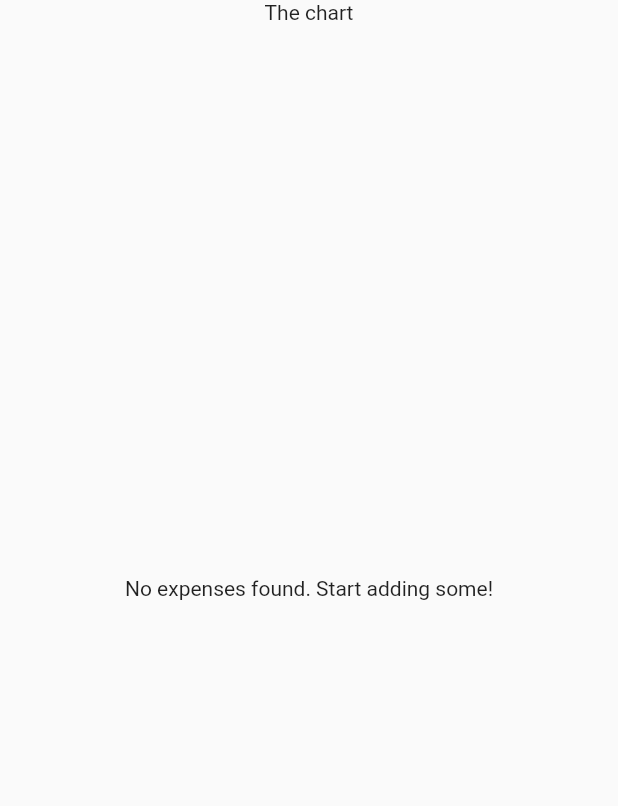
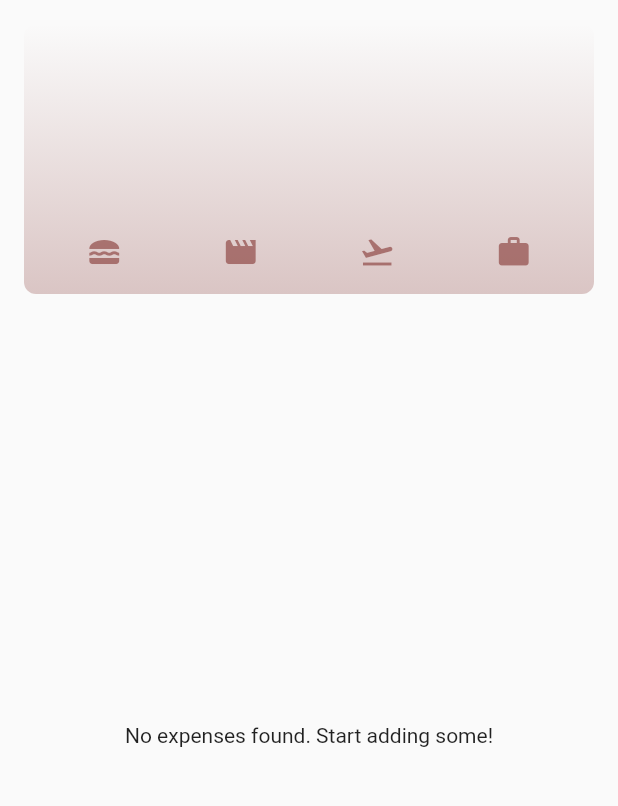
Before and after one commit to lLeoNeedl/expenses_tracker, a Flutter app: the screen it shows after launch, on a phone screen of 412 x 824 dp, the part 84-890 px from its top. Run offline on Flutter 3.47's test engine with Material 2 defaults, Android fonts, the phone set to English and light mode, and no system bars.

Commit message:
Finishing app

```diff
--- a/lib/model/expense.dart
+++ b/lib/model/expense.dart
@@ -38,3 +38,28 @@ class Expense {
     return formatter.format(date);
   }
 }
+
+class ExpenseBucket {
+  const ExpenseBucket({
+    required this.category,
+    required this.expenses,
+  });
+
+  ExpenseBucket.forCategory(List<Expense> allExpenses, this.category)
+      : expenses = allExpenses
+            .where((expense) => expense.category == category)
+            .toList();
+
+  final Category category;
+  final List<Expense> expenses;
+
+  double get totalExpenses {
+    double sum = 0;
+
+    for (final expense in expenses) {
+      sum += expense.amount;
+    }
+
+    return sum;
+  }
+}
--- /dev/null
+++ b/lib/widgets/chart/chart.dart
@@ -0,0 +1,95 @@
+import 'package:expense_tracker/model/expense.dart';
+import 'package:flutter/material.dart';
+
+import 'package:expense_tracker/widgets/chart/chart_bar.dart';
+
+class Chart extends StatelessWidget {
+  const Chart({super.key, required this.expenses});
+
+  final List<Expense> expenses;
+
+  List<ExpenseBucket> get buckets {
+    return [
+      ExpenseBucket.forCategory(expenses, Category.food),
+      ExpenseBucket.forCategory(expenses, Category.leisure),
+      ExpenseBucket.forCategory(expenses, Category.travel),
+      ExpenseBucket.forCategory(expenses, Category.work),
+    ];
+  }
+
+  double get maxTotalExpense {
+    double maxTotalExpense = 0;
+
+    for (final bucket in buckets) {
+      if (bucket.totalExpenses > maxTotalExpense) {
+        maxTotalExpense = bucket.totalExpenses;
+      }
+    }
+
+    return maxTotalExpense;
+  }
+
+  @override
+  Widget build(BuildContext context) {
+    final isDarkMode =
+        MediaQuery.of(context).platformBrightness == Brightness.dark;
+    return Container(
+      margin: const EdgeInsets.all(16),
+      padding: const EdgeInsets.symmetric(
+        vertical: 16,
+        horizontal: 8,
+      ),
+      width: double.infinity,
+      height: 180,
+      decoration: BoxDecoration(
+        borderRadius: BorderRadius.circular(8),
+        gradient: LinearGradient(
+          colors: [
+            Theme.of(context).colorScheme.primary.withOpacity(0.3),
+            Theme.of(context).colorScheme.primary.withOpacity(0.0)
+          ],
+          begin: Alignment.bottomCenter,
+          end: Alignment.topCenter,
+        ),
+      ),
+      child: Column(
+        children: [
+          Expanded(
+            child: Row(
+              crossAxisAlignment: CrossAxisAlignment.end,
+              children: [
+                for (final bucket in buckets) // alternative to map()
+                  ChartBar(
+                    fill: bucket.totalExpenses == 0
+                        ? 0
+                        : bucket.totalExpenses / maxTotalExpense,
+                  )
+              ],
+            ),
+          ),
+          const SizedBox(height: 12),
+          Row(
+            children: buckets
+                .map(
+                  (bucket) => Expanded(
+                    child: Padding(
+                      padding: const EdgeInsets.symmetric(horizontal: 4),
+                      child: Icon(
+                        categoryIcons[bucket.category],
+                        color: isDarkMode
+                            ? Theme.of(context).colorScheme.secondary
+                            : Theme.of(context)
+                                .colorScheme
+                                .primary
+                                .withOpacity(0.7),
+                      ),
+                    ),
+                  ),
+                )
+                .toList(),
+          )
+        ],
+      ),
+    );
+  }
+}
--- /dev/null
+++ b/lib/widgets/chart/chart_bar.dart
@@ -0,0 +1,34 @@
+import 'package:flutter/material.dart';
+
+class ChartBar extends StatelessWidget {
+  const ChartBar({
+    super.key,
+    required this.fill,
+  });
+
+  final double fill;
+
+  @override
+  Widget build(BuildContext context) {
+    final isDarkMode =
+        MediaQuery.of(context).platformBrightness == Brightness.dark;
+    return Expanded(
+      child: Padding(
+        padding: const EdgeInsets.symmetric(horizontal: 4),
+        child: FractionallySizedBox(
+          heightFactor: fill,
+          child: DecoratedBox(
+            decoration: BoxDecoration(
+              shape: BoxShape.rectangle,
+              borderRadius:
+                  const BorderRadius.vertical(top: Radius.circular(8)),
+              color: isDarkMode
+                  ? Theme.of(context).colorScheme.secondary
+                  : Theme.of(context).colorScheme.primary.withOpacity(0.65),
+            ),
+          ),
+        ),
+      ),
+    );
+  }
+}
--- a/lib/widgets/expenses.dart
+++ b/lib/widgets/expenses.dart
@@ -1,3 +1,4 @@
+import 'package:expense_tracker/widgets/chart/chart.dart';
 import 'package:expense_tracker/widgets/expenses_list/expenses_list.dart';
 import 'package:expense_tracker/model/expense.dart';
 import 'package:expense_tracker/widgets/new_expense.dart';
@@ -79,7 +80,7 @@ class _ExpensesState extends State<Expenses> {
       ),
       body: Column(
         children: [
-          const Text('The chart'),
+          Chart(expenses: _registeredExpenses),
           Expanded(
             child: mainContent,
           ),
```
